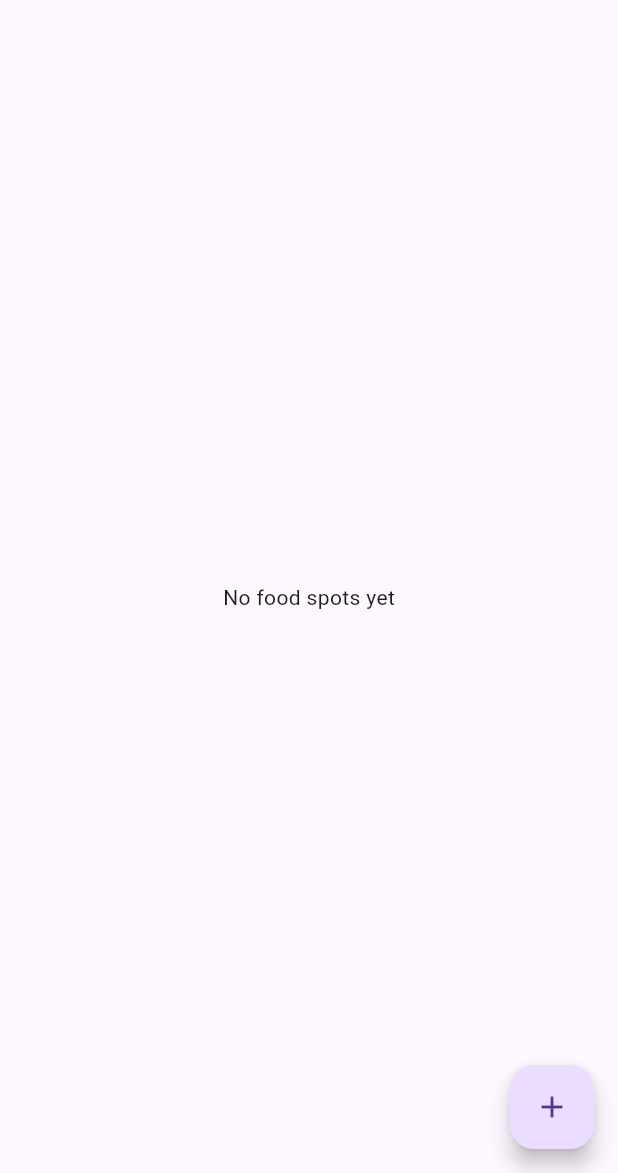
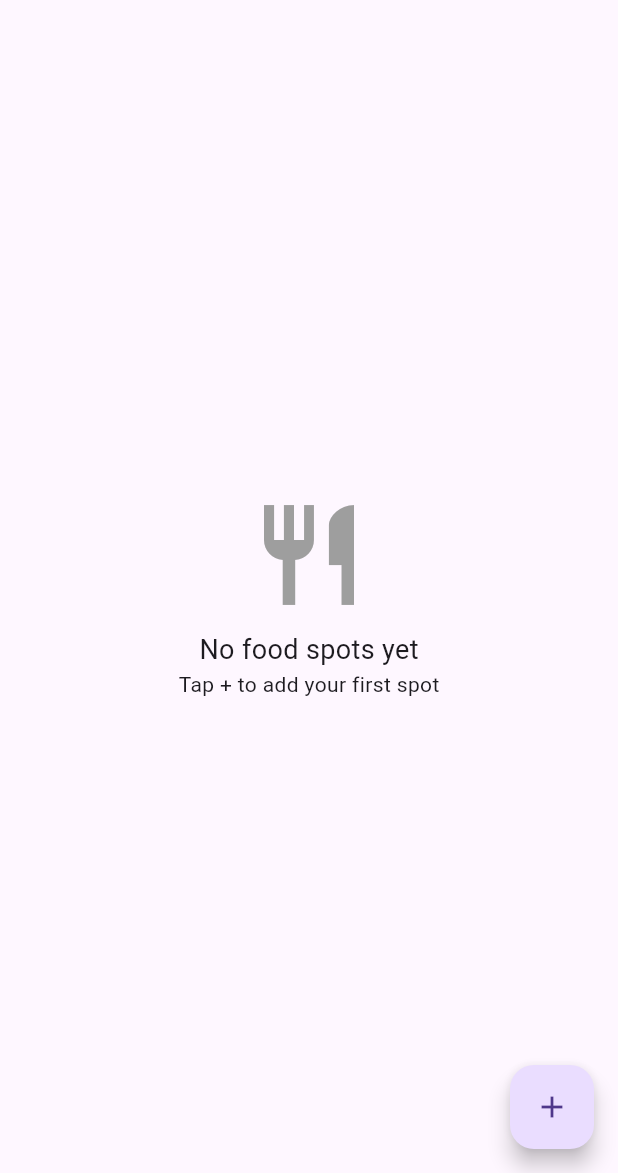
Before and after one commit to AyanLakhani14/Kravr, a Flutter app: the screen it shows after launch, on a phone screen of 412 x 824 dp, the part 63-1236 px from its top. Run offline on Flutter 3.47's test engine with Material 3 defaults, Android fonts, the phone set to English and light mode, and no system bars; our stand-ins replace shared_preferences, sqflite; accounts and stored records are empty.

Commit message:
Improve home screen UI with cards, icons, and empty state design

```diff
--- a/lib/screens/home_screen.dart
+++ b/lib/screens/home_screen.dart
@@ -61,14 +61,33 @@ class _HomeScreenState extends State<HomeScreen> {
       ),
 
       body: spots.isEmpty
-          ? const Center(child: Text('No food spots yet'))
+          ? const Center(
+              child: Column(
+                mainAxisAlignment: MainAxisAlignment.center,
+                children: [
+                  Icon(Icons.restaurant, size: 80, color: Colors.grey),
+                  SizedBox(height: 10),
+                  Text(
+                    'No food spots yet',
+                    style: TextStyle(fontSize: 18),
+                  ),
+                  Text('Tap + to add your first spot'),
+                ],
+              ),
+            )
           : ListView.builder(
               itemCount: spots.length,
               itemBuilder: (context, index) {
                 final spot = spots[index];
-                return ListTile(
+                return Card(
+                  margin: const EdgeInsets.symmetric(
+                      horizontal: 10, vertical: 5),
+                  child: ListTile(
                     title: Text(spot.name),
                     subtitle: Text(spot.cuisine),
+                    trailing: spot.isFavorite
+                        ? const Icon(Icons.star, color: Colors.orange)
+                        : null,
                     onTap: () async {
                       final result = await Navigator.push(
                         context,
@@ -82,6 +101,7 @@ class _HomeScreenState extends State<HomeScreen> {
                         loadData();
                       }
                     },
+                  ),
                 );
               },
             ),
```
Lines whose indentation alone changed are shown as unchanged.
